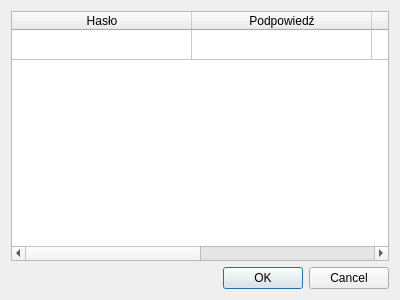
Qt form formularzhasel.ui (MiszczProgramowania/KoloFortuny) before a commit.
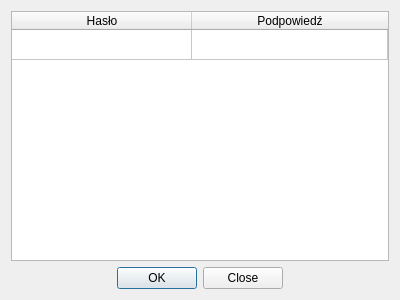
The same form after that commit.

```diff
--- a/formularzhasel.ui
+++ b/formularzhasel.ui
@@ -29,7 +29,7 @@
       <number>1</number>
      </property>
      <property name="columnCount">
-      <number>4</number>
+      <number>2</number>
      </property>
      <attribute name="horizontalHeaderCascadingSectionResizes">
       <bool>true</bool>
@@ -57,13 +57,6 @@
        <string>Podpowiedź</string>
       </property>
      </column>
-     <column/>
-     <column/>
-     <item row="0" column="3">
-      <property name="text">
-       <string/>
-      </property>
-     </item>
     </widget>
    </item>
    <item>
@@ -72,7 +65,10 @@
       <enum>Qt::Horizontal</enum>
      </property>
      <property name="standardButtons">
-      <set>QDialogButtonBox::Cancel|QDialogButtonBox::Ok</set>
+      <set>QDialogButtonBox::Close|QDialogButtonBox::Ok</set>
+     </property>
+     <property name="centerButtons">
+      <bool>true</bool>
      </property>
     </widget>
    </item>
```
